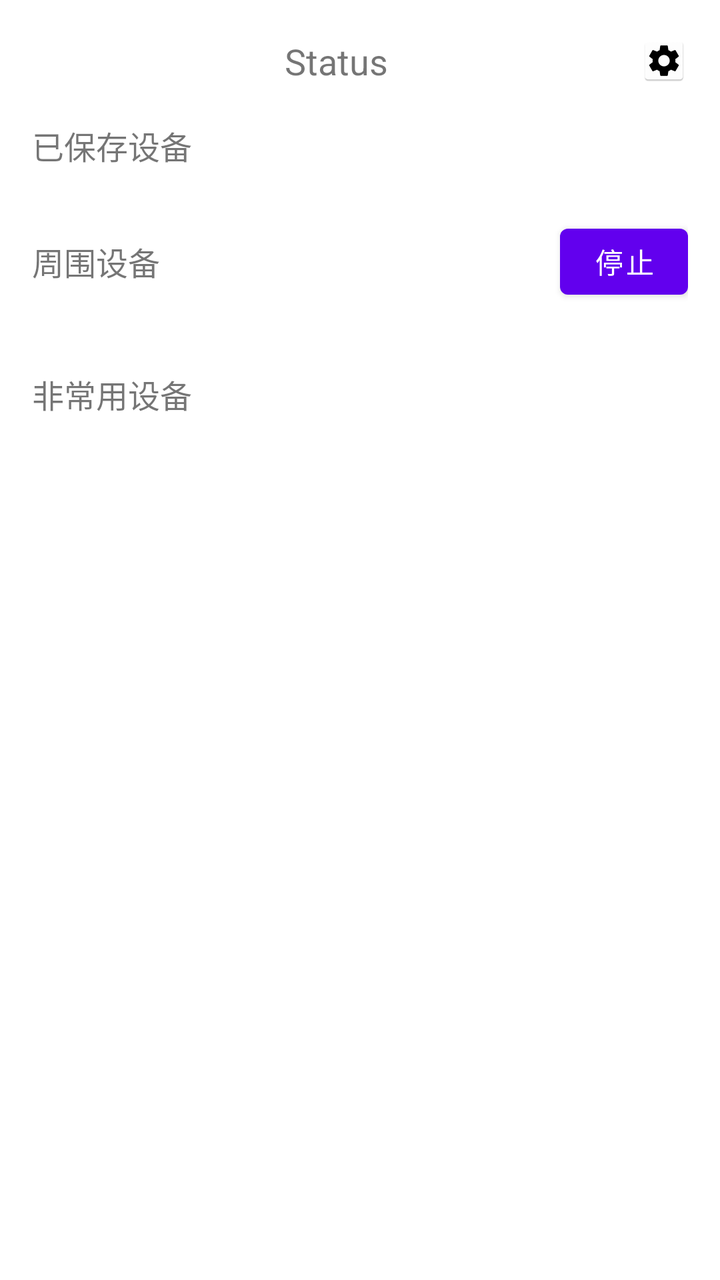
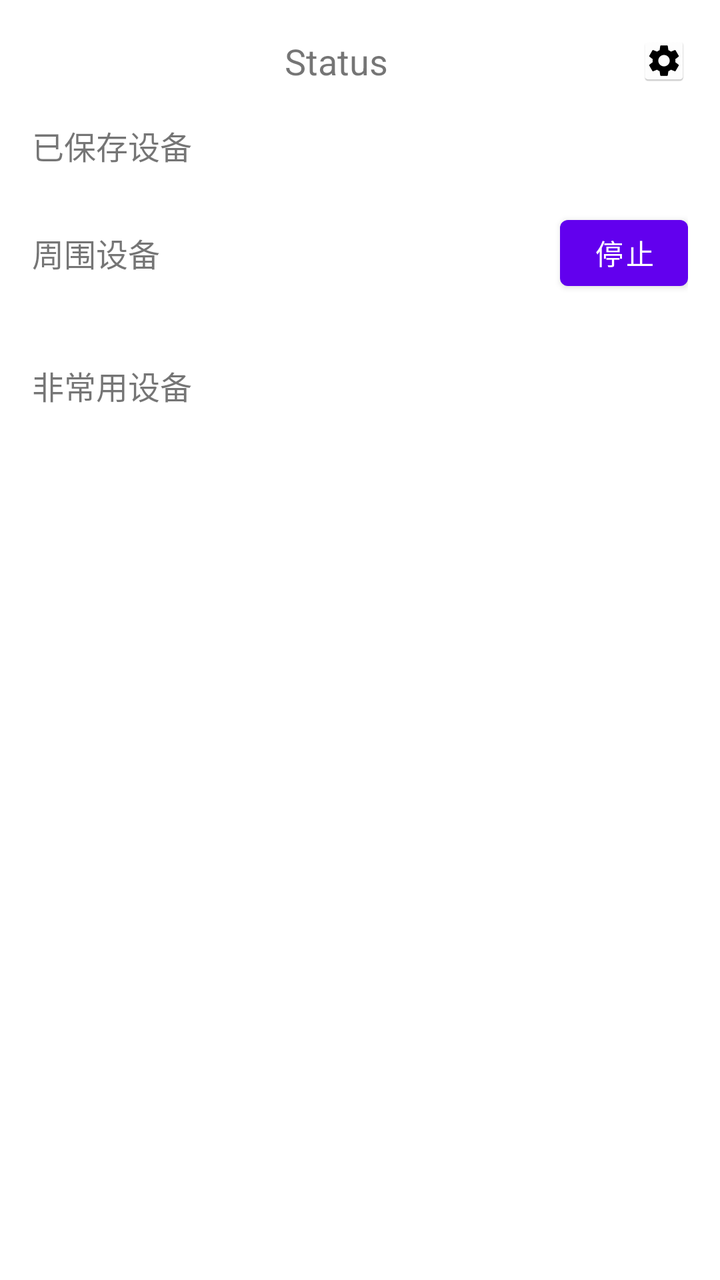

Before-and-after screenshots of an Android layout around one commit, followed by the original layout XML and the change that was made.
<!-- AndroidManifest.xml: application theme Theme.BTControl -->
<!-- res/layout/activity_bluetooth_connection.xml -->
<?xml version="1.0" encoding="utf-8"?>
<LinearLayout xmlns:android="http://schemas.android.com/apk/res/android"
    xmlns:app="http://schemas.android.com/apk/res-auto"
    android:layout_width="match_parent"
    android:layout_height="match_parent"
    android:orientation="vertical"
    android:padding="16dp">

    <LinearLayout
        android:layout_width="match_parent"
        android:layout_height="29dp"
        android:layout_marginBottom="16dp"
        android:gravity="center|center_horizontal"
        android:orientation="horizontal">

        

        <TextView
            android:id="@+id/statusTextView"
            android:layout_width="304dp"
            android:layout_height="match_parent"
            android:gravity="center"
            android:text="@string/status"
            android:textSize="18sp" />

        <ImageView
            android:id="@+id/image_accessibility_settings"
            android:layout_width="match_parent"
            android:layout_height="24dp"
            android:layout_alignParentEnd="true"
            android:layout_centerVertical="true"
            android:contentDescription="无障碍"
            android:src="@mipmap/accessibility" />

    </LinearLayout>

    
    <TextView
        android:id="@+id/connectedDevicesLabel"
        android:layout_width="wrap_content"
        android:layout_height="wrap_content"
        android:layout_marginBottom="8dp"
        android:text="已保存设备"
        android:textSize="16sp" />

    
    <ListView
        android:id="@+id/connectedDeviceListView"
        android:layout_width="match_parent"
        android:layout_height="wrap_content"
        android:layout_marginBottom="16dp"
        android:divider="@android:color/darker_gray"
        android:dividerHeight="1dp" />

    

    
    <LinearLayout
        android:layout_width="match_parent"
        android:layout_height="45dp"
        android:layout_marginBottom="16dp"
        android:gravity="center|center_horizontal"
        android:orientation="horizontal">

        <LinearLayout
            android:layout_width="wrap_content"
            android:layout_height="42dp"
            android:layout_marginBottom="0dp"
            android:gravity="start|left"
            android:orientation="horizontal">

            <TextView
                android:id="@+id/nearbyDevicesLabel"
                android:layout_width="wrap_content"
                android:layout_height="match_parent"
                android:gravity="center"
                android:text="周围设备"
                android:textSize="16sp" />

            <ProgressBar
                android:id="@+id/progressBar"
                android:layout_width="12dp"
                android:layout_height="match_parent"
                android:gravity="bottom"
                android:indeterminate="true" />

        </LinearLayout>

        <View
            android:id="@+id/divider"
            android:layout_width="20dp"
            android:layout_height="45dp"
            android:layout_weight="1"
            android:background="?android:attr/listDivider"
            android:visibility="invisible" />

        <Button
            android:id="@+id/actionButton"
            android:layout_width="64dp"
            android:layout_height="wrap_content"
            android:gravity="center"
            android:text="停止" />

    </LinearLayout>

    <ListView
        android:id="@+id/deviceListView"
        android:layout_width="match_parent"
        android:layout_height="wrap_content"
        android:layout_marginBottom="16dp"
        android:divider="@android:color/darker_gray"
        android:dividerHeight="2dp" />

    
    <TextView
        android:id="@+id/NFDeviceLabel"
        android:layout_width="match_parent"
        android:layout_height="wrap_content"
        android:text="非常用设备"
        android:textSize="16sp" />

    <ListView
        android:id="@+id/NFDeviceListView"
        android:layout_width="match_parent"
        android:layout_height="wrap_content"
        android:layout_marginBottom="16dp"
        android:divider="@android:color/darker_gray"
        android:dividerHeight="2dp" />

</LinearLayout>
<!-- resources referenced by this layout -->
<resources>
  <!-- mipmap accessibility: png bitmap (mipmap-hdpi, 2104 bytes) -->
  <string name="status">Status</string>
  <style name="Theme.BTControl" parent="Theme.MaterialComponents.DayNight.DarkActionBar">
          
          <item name="colorPrimary">@color/purple_500</item>
          <item name="colorPrimaryVariant">@color/purple_700</item>
          <item name="colorOnPrimary">@color/white</item>
          
          <item name="colorSecondary">@color/teal_200</item>
          <item name="colorSecondaryVariant">@color/teal_700</item>
          <item name="colorOnSecondary">@color/black</item>
          
          <item name="android:statusBarColor">?attr/colorPrimaryVariant</item>
          
      </style>
  <color name="purple_500">#FF6200EE</color>
  <color name="purple_700">#FF3700B3</color>
  <color name="white">#FFFFFFFF</color>
  <color name="teal_200">#FF03DAC5</color>
  <color name="teal_700">#FF018786</color>
  <color name="black">#FF000000</color>
</resources>

<!-- the commit's change to res/layout/activity_bluetooth_connection.xml (unified diff, before → after) -->
@@ -1,6 +1,7 @@
 <?xml version="1.0" encoding="utf-8"?>
 <LinearLayout xmlns:android="http://schemas.android.com/apk/res/android"
     xmlns:app="http://schemas.android.com/apk/res-auto"
+    xmlns:tools="http://schemas.android.com/tools"
     android:layout_width="match_parent"
     android:layout_height="match_parent"
     android:orientation="vertical"
@@ -35,13 +36,36 @@
     </LinearLayout>
 
     
-    <TextView
-        android:id="@+id/connectedDevicesLabel"
-        android:layout_width="wrap_content"
-        android:layout_height="wrap_content"
-        android:layout_marginBottom="8dp"
-        android:text="已保存设备"
-        android:textSize="16sp" />
+    <LinearLayout
+        android:layout_width="match_parent"
+        android:layout_height="27dp"
+        android:orientation="horizontal">
+
+        <TextView
+            android:id="@+id/connectedDevicesLabel"
+            android:layout_width="wrap_content"
+            android:layout_height="match_parent"
+            android:text="已保存设备"
+            android:textSize="16sp" />
+
+        <View
+            android:id="@+id/divider2"
+            android:layout_width="12dp"
+            android:layout_height="match_parent"
+            android:layout_weight="2"
+            android:background="?android:attr/listDivider"
+            android:visibility="invisible"/>
+
+        <CheckBox
+            android:id="@+id/checkBox"
+            android:layout_width="15dp"
+            android:layout_height="match_parent"
+            android:layout_weight="1"
+            android:buttonTint="@color/checkbox_color"
+            android:text="LE Audio"
+            android:visibility="invisible" />
+
+    </LinearLayout>
 
     
     <ListView
@@ -82,7 +106,8 @@
                 android:layout_width="12dp"
                 android:layout_height="match_parent"
                 android:gravity="bottom"
-                android:indeterminate="true" />
+                android:indeterminate="true"
+                android:visibility="visible" />
 
         </LinearLayout>
 
